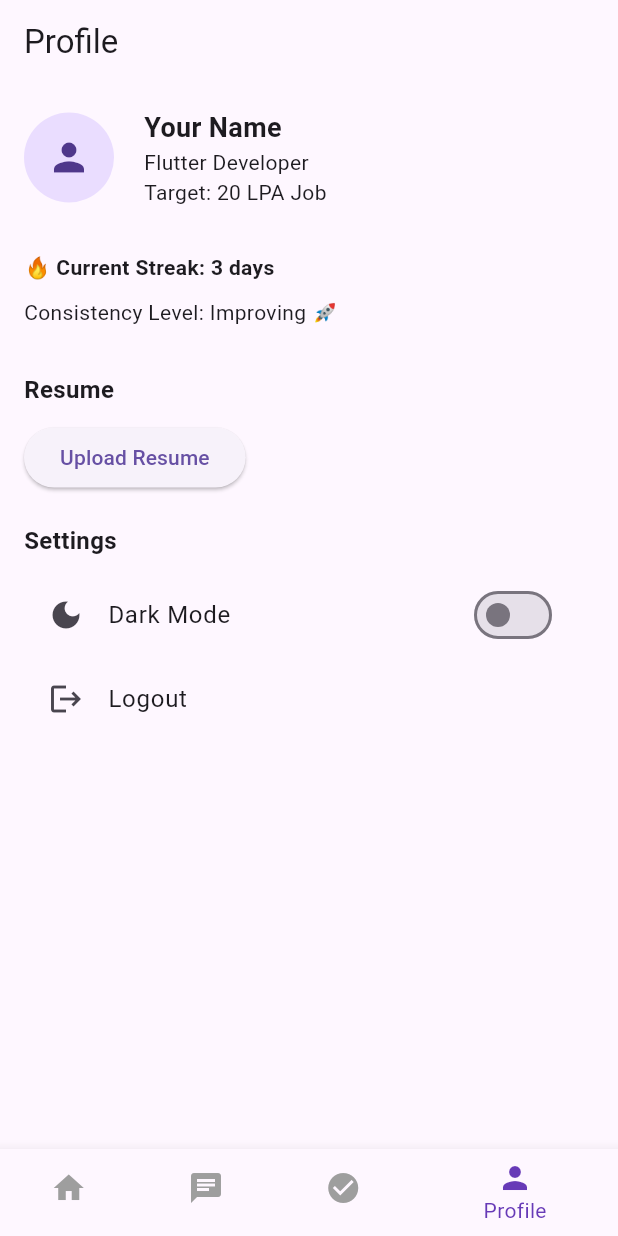
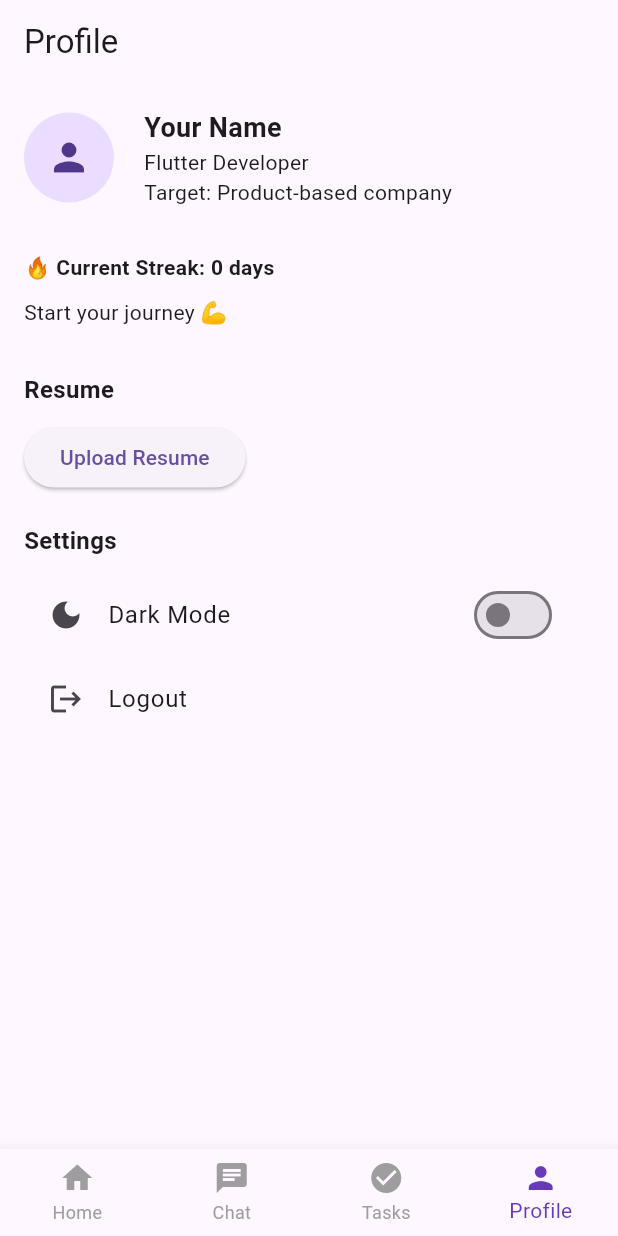
Before and after one commit to Krupa10/levelup-ai-app, a Flutter app: the screen it shows after launch, item 4 of the bottom bar chosen, after a tap on "Upload Resume", on a phone screen of 412 x 824 dp. Run offline on Flutter 3.47's test engine with Material 3 defaults, Android fonts, the phone set to English and light mode, and no system bars; our stand-ins replace shared_preferences.

Commit message:
Fixed task card layout by wrapping entire item in AnimatedContainer and ensuring consistent styling with animations

```diff
--- a/lib/features/dashboard/presentation/dashboard_screen.dart
+++ b/lib/features/dashboard/presentation/dashboard_screen.dart
@@ -11,15 +11,8 @@ class DashboardScreen extends StatefulWidget {
 }
 
 class _DashboardScreenState extends State<DashboardScreen> {
-
+  int streak = 0;
   int _selectedIndex = 0;
-
-  final List<Widget> _screens = [
-    HomeScreen(),
-    ChatScreen(),
-    const Center(child: Text("Tasks")),
-    ProfileScreen(),
-  ];
 
   void _onItemTapped(int index) {
     setState(() {
@@ -29,17 +22,35 @@ class _DashboardScreenState extends State<DashboardScreen> {
 
   @override
   Widget build(BuildContext context) {
+
+    final List<Widget> screens = [
+      HomeScreen(
+        onStreakUpdated: (value) {
+          setState(() {
+            streak = value;
+          });
+        },
+      ),
+      const ChatScreen(),
+      const Center(child: Text("Tasks")),
+      ProfileScreen(streak: streak),
+    ];
+
     return Scaffold(
-      body: _screens[_selectedIndex],
+      body: screens[_selectedIndex],
       bottomNavigationBar: BottomNavigationBar(
         currentIndex: _selectedIndex,
         onTap: _onItemTapped,
         selectedItemColor: Colors.deepPurple,
         unselectedItemColor: Colors.grey,
+        type: BottomNavigationBarType.fixed,
         items: const [
           BottomNavigationBarItem(icon: Icon(Icons.home), label: "Home"),
           BottomNavigationBarItem(icon: Icon(Icons.chat), label: "Chat"),
-          BottomNavigationBarItem(icon: Icon(Icons.check_circle), label: "Tasks"),
+          BottomNavigationBarItem(
+            icon: Icon(Icons.check_circle),
+            label: "Tasks",
+          ),
           BottomNavigationBarItem(icon: Icon(Icons.person), label: "Profile"),
         ],
       ),
--- a/lib/features/dashboard/presentation/home_screen.dart
+++ b/lib/features/dashboard/presentation/home_screen.dart
@@ -2,14 +2,22 @@ import 'package:flutter/material.dart';
 import 'package:shared_preferences/shared_preferences.dart';
 
 class HomeScreen extends StatefulWidget {
-  const HomeScreen({super.key});
+  final Function(int) onStreakUpdated;
+
+  const HomeScreen({super.key, required this.onStreakUpdated});
 
   @override
-  State<HomeScreen> createState() => _HomeScreen();
+  State<HomeScreen> createState() => _HomeScreenState();
 }
 
-class _HomeScreen extends State<HomeScreen> {
+class _HomeScreenState extends State<HomeScreen> {
   List<Map<String, dynamic>> todayPlan = [];
+  TextEditingController goalController = TextEditingController();
+
+  int streak = 0;
+  bool todayCompleted = false;
+
+  // plan generator
   List<Map<String, dynamic>> generatePlan(String goal) {
     goal = goal.toLowerCase();
 
@@ -32,11 +40,7 @@ class _HomeScreen extends State<HomeScreen> {
     }).toList();
   }
 
-  TextEditingController goalController = TextEditingController();
-  int streak = 0;
-  bool completedOnce = false;
-  bool todayCompleted = false;
-
+  // storage
   Future<void> saveStreak() async {
     final prefs = await SharedPreferences.getInstance();
     await prefs.setInt("streak", streak);
@@ -47,8 +51,12 @@ class _HomeScreen extends State<HomeScreen> {
     setState(() {
       streak = prefs.getInt("streak") ?? 0;
     });
+
+    // send to dashboard
+    widget.onStreakUpdated(streak);
   }
 
+  // init
   @override
   void initState() {
     super.initState();
@@ -56,60 +64,47 @@ class _HomeScreen extends State<HomeScreen> {
     loadStreak();
   }
 
+  // progress
   double getProgress() {
     if (todayPlan.isEmpty) return 0;
 
     return todayPlan.where((t) => t["done"]).length / todayPlan.length;
   }
 
+  // UI
   @override
   Widget build(BuildContext context) {
     return Scaffold(
       backgroundColor: Colors.grey.shade100,
       appBar: AppBar(
-        title: Center(
-          child: Text(
+        centerTitle: true,
+        title: const Text(
           "LevelUp AI",
-            style: TextStyle(fontSize: 24, fontWeight: FontWeight.bold),
+          style: TextStyle(fontSize: 22, fontWeight: FontWeight.bold),
         ),
       ),
-      ),
-      body: Center(
-        child: Padding(
+      body: Padding(
         padding: const EdgeInsets.all(16),
         child: Column(
           crossAxisAlignment: CrossAxisAlignment.start,
           children: [
-              Column(
-                children: [
-                  //streak UI
+            // streak
             Text(
               "🔥 Streak: $streak days",
-                    style: TextStyle(fontSize: 16, fontWeight: FontWeight.bold),
+              style: const TextStyle(fontSize: 16, fontWeight: FontWeight.bold),
             ),
-                  if (streak > 0) Text("Keep going! You're consistent 🚀"),
-                  SizedBox(height: 10),
-                  SizedBox(height: 20),
-                  //progress bar
-                  Text("Today's Progress"),
-                  SizedBox(height: 8),
-                  LinearProgressIndicator(
-                    value: getProgress(), // dummy
-                  ),
-                  SizedBox(height: 20),
-                  //Ask AI coach button
-                  SizedBox(
-                    width: double.infinity,
-                    child: ElevatedButton(
-                      onPressed: () {},
-                      child: Text("Ask AI Coach"),
-                    ),
-                  ),
-                  SizedBox(height: 20),
-                  //goal input field
+            if (streak > 0) const Text("Keep going! You're consistent 🚀"),
+            const SizedBox(height: 16),
+
+            // progress
+            const Text("Today's Progress"),
+            const SizedBox(height: 6),
+            LinearProgressIndicator(value: getProgress()),
+            const SizedBox(height: 20),
+
+            // goal input
             TextField(
               controller: goalController,
-                    autofocus: true,
               decoration: InputDecoration(
                 hintText: "Enter your goal (e.g. Flutter job)",
                 border: OutlineInputBorder(
@@ -117,8 +112,9 @@ class _HomeScreen extends State<HomeScreen> {
                 ),
               ),
             ),
-                  SizedBox(height: 10),
-                  //generate button
+            const SizedBox(height: 10),
+
+            // generate plan
             SizedBox(
               width: double.infinity,
               child: ElevatedButton(
@@ -130,33 +126,36 @@ class _HomeScreen extends State<HomeScreen> {
                     todayCompleted = false;
                   });
 
-                        goalController.clear(); // optional
+                  goalController.clear();
                 },
-                      child: Text("Generate Plan"),
+                child: const Text("Generate Plan"),
               ),
             ),
-                  SizedBox(height: 20),
-                  //today's plan
-                  Container(
-                    padding: EdgeInsets.all(16),
+            const SizedBox(height: 20),
+
+            // plan list
+            Expanded(
+              child: Container(
+                padding: const EdgeInsets.all(16),
                 decoration: BoxDecoration(
                   color: Colors.grey.shade200,
                   borderRadius: BorderRadius.circular(12),
                 ),
-                    //plan UI
                 child: Column(
                   crossAxisAlignment: CrossAxisAlignment.start,
                   children: [
-                        Text(
+                    const Text(
                       "Today's Plan",
                       style: TextStyle(
                         fontSize: 18,
                         fontWeight: FontWeight.w600,
                       ),
                     ),
-                        SizedBox(height: 10),
+                    const SizedBox(height: 10),
 
-                        ...todayPlan.map((item) {
+                    Expanded(
+                      child: ListView(
+                        children: todayPlan.map((item) {
                           return GestureDetector(
                             onTap: () {
                               setState(() {
@@ -169,35 +168,73 @@ class _HomeScreen extends State<HomeScreen> {
                                 if (allDoneNow && !todayCompleted) {
                                   streak++;
                                   todayCompleted = true;
+
                                   saveStreak();
+                                  widget.onStreakUpdated(streak);
                                 }
                               });
                             },
-                            child: Container(
-                              margin: EdgeInsets.symmetric(vertical: 6),
-                              padding: EdgeInsets.all(12),
+                            child: AnimatedContainer(
+                              duration: const Duration(milliseconds: 300),
+                              margin: const EdgeInsets.symmetric(vertical: 6),
+                              padding: const EdgeInsets.all(12),
                               decoration: BoxDecoration(
-                                color: Colors.white,
+                                color: item["done"]
+                                    ? Colors.grey.shade200
+                                    : Colors.white,
                                 borderRadius: BorderRadius.circular(10),
                               ),
                               child: Row(
                                 children: [
-                                  Icon(
+                                  AnimatedSwitcher(
+                                    duration: const Duration(milliseconds: 300),
+                                    transitionBuilder: (child, animation) {
+                                      return ScaleTransition(
+                                        scale: animation,
+                                        child: child,
+                                      );
+                                    },
+                                    child: Icon(
                                       item["done"]
                                           ? Icons.check_circle
                                           : Icons.circle_outlined,
+                                      key: ValueKey(item["done"]),
                                       color: item["done"]
                                           ? Colors.green
                                           : Colors.grey,
+                                      size: 26,
                                     ),
-                                  SizedBox(width: 10),
+                                  ),
+
+                                  const SizedBox(width: 10),
+
                                   Expanded(
-                                    child: Text(
-                                      item["task"],
+                                    child: AnimatedDefaultTextStyle(
+                                      duration: const Duration(
+                                        milliseconds: 300,
+                                      ),
                                       style: TextStyle(
                                         decoration: item["done"]
                                             ? TextDecoration.lineThrough
-                                            : null,
+                                            : TextDecoration.none,
+                                        decorationThickness: 2,
+                                        decorationColor: Colors.black,
+                                        color: item["done"]
+                                            ? Colors.black54
+                                            : Colors.black,
+                                        fontWeight: FontWeight.w500,
+                                      ),
+                                      child: Text(item["task"]),
+                                    ),
+                                  ),
+                                ],
+                              ),
+                            ),
+                          );
+                        }).toList(),
+                      ),
+                    ),
+                  ],
                 ),
               ),
             ),
@@ -205,16 +242,5 @@ class _HomeScreen extends State<HomeScreen> {
         ),
       ),
     );
-                        }),
-                      ],
-                    ),
-                  ),
-                ],
-              ),
-            ],
-          ),
-        ),
-      ),
-    );
   }
 }
--- a/lib/features/dashboard/presentation/profile_screen.dart
+++ b/lib/features/dashboard/presentation/profile_screen.dart
@@ -1,21 +1,34 @@
 import 'package:flutter/material.dart';
 
 class ProfileScreen extends StatelessWidget {
-  const ProfileScreen({super.key});
+  final int streak;
+
+  const ProfileScreen({super.key, required this.streak});
+
+  String getConsistencyText() {
+    if (streak == 0) return "Start your journey 💪";
+    if (streak < 3) return "Good start 👍";
+    if (streak < 7) return "Improving 🚀";
+    return "On fire 🔥";
+  }
 
   @override
   Widget build(BuildContext context) {
     return Scaffold(
-      appBar: AppBar(title: Text("Profile")),
+      appBar: AppBar(title: const Text("Profile")),
       body: Padding(
-        padding: EdgeInsets.all(16),
+        padding: const EdgeInsets.all(16),
+        child: SingleChildScrollView(
           child: Column(
             crossAxisAlignment: CrossAxisAlignment.start,
             children: [
-            //user info
+              // user info
               Row(
-              children: [
-                CircleAvatar(radius: 30, child: Icon(Icons.person, size: 30)),
+                children: const [
+                  CircleAvatar(
+                    radius: 30,
+                    child: Icon(Icons.person, size: 30),
+                  ),
                   SizedBox(width: 20),
                   Column(
                     crossAxisAlignment: CrossAxisAlignment.start,
@@ -28,48 +41,55 @@ class ProfileScreen extends StatelessWidget {
                         ),
                       ),
                       Text("Flutter Developer"),
-                    Text("Target: 20 LPA Job"),
+                      Text("Target: Product-based company"),
                     ],
                   ),
                 ],
               ),
-            SizedBox(height: 30),
+              const SizedBox(height: 30),
 
-            //streak progress
+              // streak
               Text(
-              "🔥 Current Streak: 3 days",
-              style: TextStyle(fontWeight: FontWeight.bold),
+                "🔥 Current Streak: $streak days",
+                style: const TextStyle(fontWeight: FontWeight.bold),
               ),
-            SizedBox(height: 10),
+              const SizedBox(height: 10),
 
-            Text("Consistency Level: Improving 🚀"),
-            SizedBox(height: 30),
+              Text(getConsistencyText()),
+              const SizedBox(height: 30),
 
-            //resume section UI
-            Text(
+              // resume
+              const Text(
                 "Resume",
                 style: TextStyle(fontSize: 16, fontWeight: FontWeight.bold),
               ),
-            SizedBox(height: 10),
+              const SizedBox(height: 10),
 
-            ElevatedButton(onPressed: () {}, child: Text("Upload Resume")),
-            SizedBox(height: 20),
+              ElevatedButton(
+                onPressed: () {},
+                child: const Text("Upload Resume"),
+              ),
+              const SizedBox(height: 20),
 
-            //setting section
-            Text(
+              // settings
+              const Text(
                 "Settings",
                 style: TextStyle(fontSize: 16, fontWeight: FontWeight.bold),
               ),
-            SizedBox(height: 10),
+              const SizedBox(height: 10),
 
               ListTile(
-              leading: Icon(Icons.dark_mode),
-              title: Text("Dark Mode"),
+                leading: const Icon(Icons.dark_mode),
+                title: const Text("Dark Mode"),
                 trailing: Switch(value: false, onChanged: (v) {}),
               ),
 
-            ListTile(leading: Icon(Icons.logout), title: Text("Logout")),
+              const ListTile(
+                leading: Icon(Icons.logout),
+                title: Text("Logout"),
+              ),
             ],
+          ),
         ),
       ),
     );
```
Lines whose indentation alone changed are shown as unchanged.
